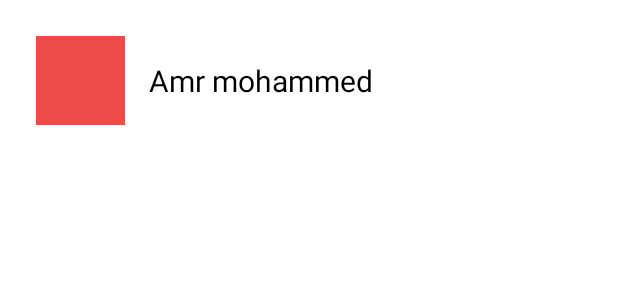
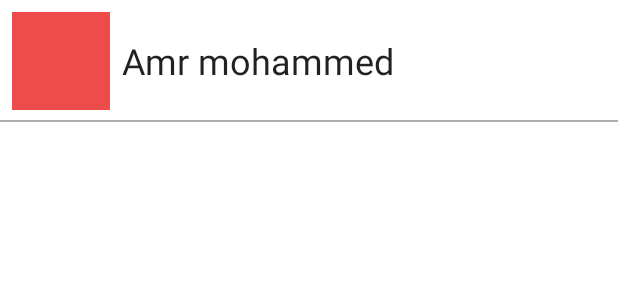
Before and after one commit to ganainy/Our_chat, an Android app: the layout user_item.xml on its own in the app's theme, with its tools: preview values and no code run, on a phone screen of 412 x 824 dp. Shown: the top 300 px of the screen. Run offline under Robolectric (Android 15) with nearby library versions, the phone set to English and light mode, and no system bars.

```diff
--- /dev/null
+++ b/app/src/main/java/com/example/ourchat/Utils/eventbus_events/KeyboardEvent.kt
@@ -0,0 +1,3 @@
+package com.example.ourchat.Utils.eventbus_events
+
+class KeyboardEvent
--- a/app/src/main/java/com/example/ourchat/ui/login/LoginFragment.kt
+++ b/app/src/main/java/com/example/ourchat/ui/login/LoginFragment.kt
@@ -17,9 +17,11 @@ import com.example.ourchat.R
 import com.example.ourchat.Utils.AuthUtil
 import com.example.ourchat.Utils.ErrorMessage
 import com.example.ourchat.Utils.LoadState
+import com.example.ourchat.Utils.eventbus_events.KeyboardEvent
 import com.example.ourchat.databinding.LoginFragmentBinding
 import com.google.android.material.textfield.TextInputEditText
 import kotlinx.android.synthetic.main.issue_layout.view.*
+import org.greenrobot.eventbus.EventBus
 
 
 class LoginFragment : Fragment() {
@@ -84,6 +86,7 @@ class LoginFragment : Fragment() {
 
         //handle login click
         binding.loginButton.setOnClickListener {
+            EventBus.getDefault().post(KeyboardEvent())
             if (binding.email.error != null || binding.password.error != null || binding.email.editText!!.text.isEmpty() || binding.password.editText!!.text.isEmpty()) {
                 //name or password doesn't match format
                 Toast.makeText(context, "Check email and password then retry.", Toast.LENGTH_LONG)
@@ -102,6 +105,7 @@ class LoginFragment : Fragment() {
                             this@LoginFragment.findNavController()
                                 .navigate(R.id.action_loginFragment_to_homeFragment)
                             Toast.makeText(context, "Login successful", Toast.LENGTH_LONG).show()
+                            viewModel.doneNavigating()
                         }
                         LoadState.LOADING -> {
                             binding.loadingLayout.visibility = View.VISIBLE
--- a/app/src/main/java/com/example/ourchat/ui/login/LoginViewModel.kt
+++ b/app/src/main/java/com/example/ourchat/ui/login/LoginViewModel.kt
@@ -41,4 +41,8 @@ class LoginViewModel : ViewModel() {
         return loadingState
     }
 
+    fun doneNavigating() {
+        loadingState.value = null
+    }
+
 }
--- a/app/src/main/res/layout/activity_main.xml
+++ b/app/src/main/res/layout/activity_main.xml
@@ -27,7 +27,7 @@
                 android:elevation="4dp"
                 app:popupTheme="@style/ThemeOverlay.AppCompat.Light"
                 app:subtitleTextColor="@color/white"
-                app:theme="@style/ThemeOverlay.AppCompat.Light" />
+                android:theme="@style/ThemeOverlay.AppCompat.Dark.ActionBar" />
 
             <fragment
                 android:layout_marginTop="?attr/actionBarSize"
--- a/app/src/main/res/layout/user_item.xml
+++ b/app/src/main/res/layout/user_item.xml
@@ -23,19 +23,17 @@
     <androidx.constraintlayout.widget.ConstraintLayout
         android:layout_width="match_parent"
         android:layout_height="wrap_content"
-        android:layout_margin="8dp"
-        android:background="@drawable/circularbordersolid"
+        android:background="@color/white"
         android:onClick="@{()->clickListener.onClick(user)}">
 
 
         <ImageView
             android:id="@+id/userImageView"
-            android:layout_width="75dp"
-            android:layout_height="75dp"
+            android:layout_width="65dp"
+            android:layout_height="65dp"
             android:layout_marginStart="8dp"
             android:layout_marginTop="8dp"
             android:layout_marginBottom="8dp"
-            android:padding="8dp"
             app:layout_constraintBottom_toBottomOf="parent"
             app:layout_constraintStart_toStartOf="parent"
             app:layout_constraintTop_toTopOf="parent"
@@ -51,9 +49,8 @@
             android:ellipsize="end"
             android:gravity="center_vertical"
             android:maxLines="2"
-            android:textColor="@color/secondaryTextColor"
+            android:textAppearance="@style/TextAppearance.AppCompat.Headline"
 
-            android:textSize="20sp"
             app:layout_constraintBottom_toBottomOf="parent"
             app:layout_constraintEnd_toEndOf="parent"
             app:layout_constraintHorizontal_bias="0.5"
@@ -62,5 +59,11 @@
             tools:text="Amr mohammed " />
 
 
+        <TextView
+            android:layout_width="match_parent"
+            android:layout_height="1dp"
+            android:background="@color/grey"
+            app:layout_constraintBottom_toBottomOf="parent" />
+
     </androidx.constraintlayout.widget.ConstraintLayout>
 </layout>
```
Also changed, not shown: app/src/main/java/com/example/ourchat/ui/home/HomeViewModel.kt (+7 -4 lines), app/src/main/java/com/example/ourchat/ui/main_activity/MainActivity.kt (+20 -12 lines), app/src/main/java/com/example/ourchat/ui/profile/ProfileFragment.kt (+5 -2 lines), app/src/main/res/layout/profile_fragment.xml (+7 -3 lines).
